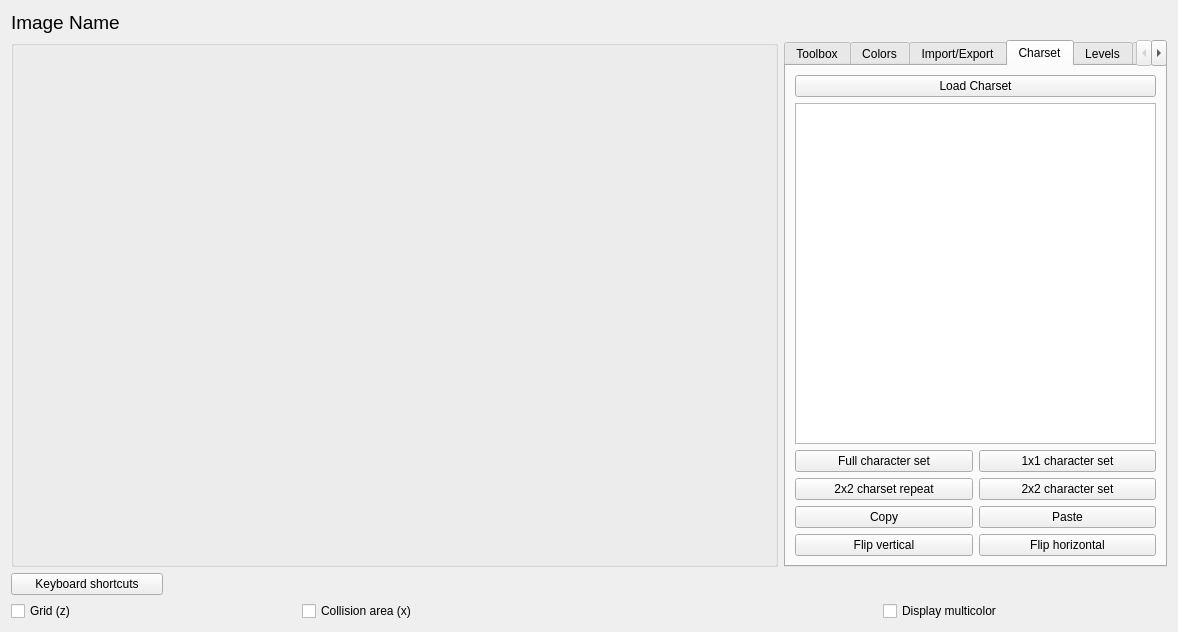
Old version of the form source/trsedocuments/formimageeditor.ui in the repository leuat/TRSE.
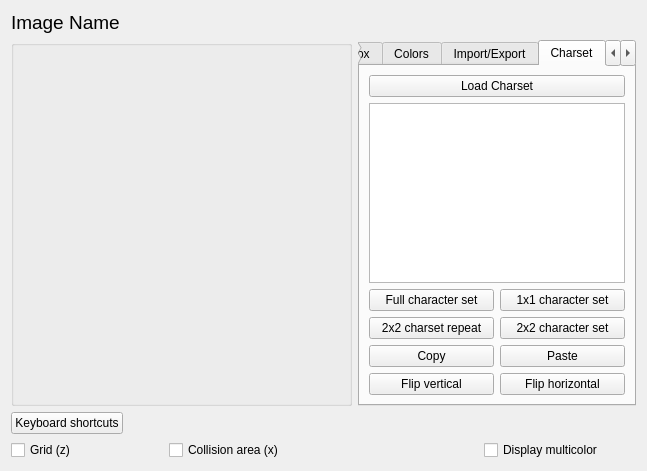
New version of the form. The open tabs and pages were chosen to show the change. Custom widgets are drawn as their Qt base class.

```diff
--- a/source/trsedocuments/formimageeditor.ui
+++ b/source/trsedocuments/formimageeditor.ui
@@ -6,16 +6,54 @@
    <rect>
     <x>0</x>
     <y>0</y>
-    <width>1178</width>
-    <height>632</height>
+    <width>647</width>
+    <height>471</height>
    </rect>
   </property>
   <property name="windowTitle">
    <string>Form</string>
   </property>
   <layout class="QGridLayout" name="gridLayout_3">
+   <item row="1" column="0">
+    <layout class="QHBoxLayout" name="horizontalLayout_2">
+     <item>
+      <widget class="QCheckBox" name="chkGrid">
+       <property name="text">
+        <string>Grid (z)</string>
+       </property>
+       <property name="checked">
+        <bool>false</bool>
+       </property>
+      </widget>
+     </item>
+     <item>
+      <widget class="QCheckBox" name="chkBackgroundArea">
+       <property name="text">
+        <string>Collision area (x)</string>
+       </property>
+       <property name="checked">
+        <bool>false</bool>
+       </property>
+      </widget>
+     </item>
+     <item>
+      <widget class="QLabel" name="lblPosition">
+       <property name="text">
+        <string/>
+       </property>
+      </widget>
+     </item>
+     <item>
+      <widget class="QCheckBox" name="chkDisplayMulticolor">
+       <property name="text">
+        <string>Display multicolor</string>
+       </property>
+      </widget>
+     </item>
+    </layout>
+   </item>
    <item row="0" column="0">
-    <layout class="QGridLayout" name="gridLayout" rowstretch="0,0,0" columnstretch="2,1">
+    <layout class="QGridLayout" name="gridLayout" rowstretch="0,0,0" columnstretch="2,0">
      <item row="1" column="0">
       <widget class="QGroupBox" name="groupBox">
        <property name="title">
@@ -62,22 +100,34 @@
        <zorder>lblGrid</zorder>
       </widget>
      </item>
-     <item row="0" column="0">
-      <widget class="QLabel" name="lblImageName">
-       <property name="font">
-        <font>
-         <pointsize>14</pointsize>
-        </font>
-       </property>
-       <property name="text">
-        <string>Image Name</string>
-       </property>
-      </widget>
+     <item row="2" column="0">
+      <layout class="QHBoxLayout" name="horizontalLayout_3" stretch="1,4">
+       <item>
+        <widget class="QPushButton" name="btnHelpImage">
+         <property name="text">
+          <string>Keyboard shortcuts</string>
+         </property>
+        </widget>
+       </item>
+       <item>
+        <widget class="QLabel" name="lblMode">
+         <property name="text">
+          <string/>
+         </property>
+        </widget>
+       </item>
+      </layout>
      </item>
      <item row="1" column="1">
       <widget class="QTabWidget" name="tabMain">
+       <property name="maximumSize">
+        <size>
+         <width>400</width>
+         <height>16777215</height>
+        </size>
+       </property>
        <property name="currentIndex">
-        <number>2</number>
+        <number>4</number>
        </property>
        <widget class="QWidget" name="tab_2">
         <attribute name="title">
@@ -330,6 +380,12 @@
         </widget>
        </widget>
        <widget class="QWidget" name="tabCharset">
+        <property name="maximumSize">
+         <size>
+          <width>400</width>
+          <height>16777215</height>
+         </size>
+        </property>
         <attribute name="title">
          <string>Charset</string>
         </attribute>
@@ -523,24 +579,6 @@
        </widget>
       </widget>
      </item>
-     <item row="2" column="0">
-      <layout class="QHBoxLayout" name="horizontalLayout_3" stretch="1,4">
-       <item>
-        <widget class="QPushButton" name="btnHelpImage">
-         <property name="text">
-          <string>Keyboard shortcuts</string>
-         </property>
-        </widget>
-       </item>
-       <item>
-        <widget class="QLabel" name="lblMode">
-         <property name="text">
-          <string/>
-         </property>
-        </widget>
-       </item>
-      </layout>
-     </item>
      <item row="0" column="1">
       <layout class="QHBoxLayout" name="horizontalLayout_4" stretch="6">
        <property name="spacing">
@@ -561,41 +599,15 @@
        </item>
       </layout>
      </item>
-    </layout>
-   </item>
-   <item row="1" column="0">
-    <layout class="QHBoxLayout" name="horizontalLayout_2">
-     <item>
-      <widget class="QCheckBox" name="chkGrid">
-       <property name="text">
-        <string>Grid (z)</string>
+     <item row="0" column="0">
+      <widget class="QLabel" name="lblImageName">
+       <property name="font">
+        <font>
+         <pointsize>14</pointsize>
+        </font>
        </property>
-       <property name="checked">
-        <bool>false</bool>
-       </property>
-      </widget>
-     </item>
-     <item>
-      <widget class="QCheckBox" name="chkBackgroundArea">
        <property name="text">
-        <string>Collision area (x)</string>
-       </property>
-       <property name="checked">
-        <bool>false</bool>
-       </property>
-      </widget>
-     </item>
-     <item>
-      <widget class="QLabel" name="lblPosition">
-       <property name="text">
-        <string/>
-       </property>
-      </widget>
-     </item>
-     <item>
-      <widget class="QCheckBox" name="chkDisplayMulticolor">
-       <property name="text">
-        <string>Display multicolor</string>
+        <string>Image Name</string>
        </property>
       </widget>
      </item>
```
